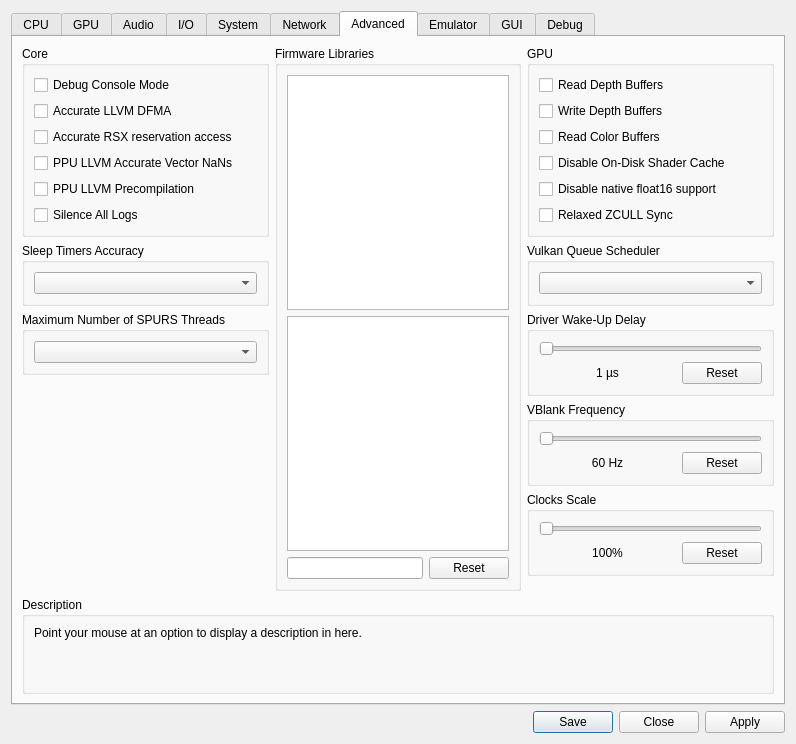
The window that rpcs3/rpcs3qt/settings_dialog.ui (RPCS3/rpcs3) describes before a commit, drawn with Qt 5.
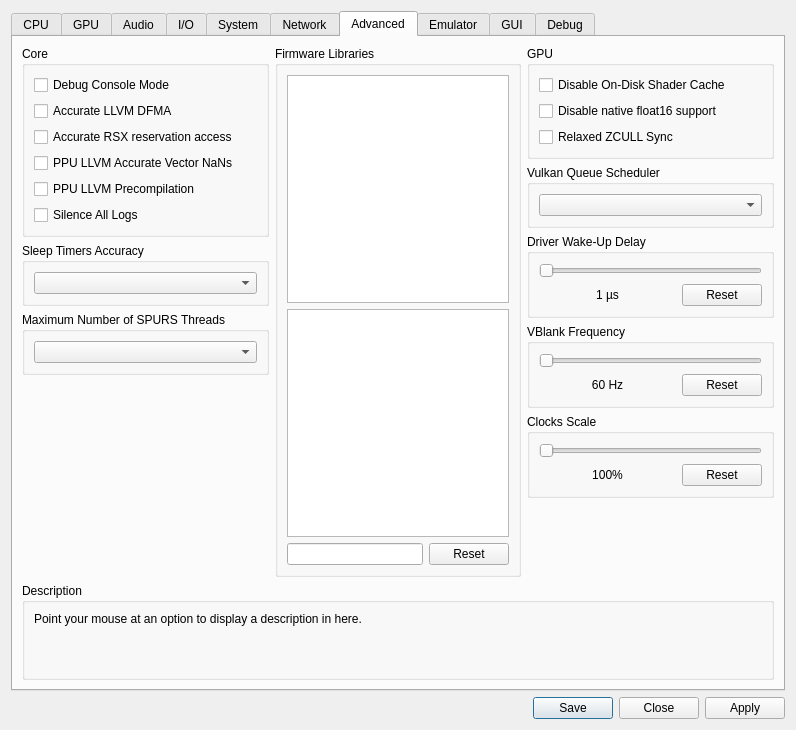
The same window after the commit. The open tabs and pages were chosen to show the change. Icons and pictures are not drawn.

The edit to the form file:
```diff
--- a/rpcs3/rpcs3qt/settings_dialog.ui
+++ b/rpcs3/rpcs3qt/settings_dialog.ui
@@ -2048,27 +2048,6 @@
               <string>GPU</string>
              </property>
              <layout class="QVBoxLayout" name="gb_advanced_gpu_layout">
-              <item>
-               <widget class="QCheckBox" name="readDepth">
-                <property name="text">
-                 <string>Read Depth Buffers</string>
-                </property>
-               </widget>
-              </item>
-              <item>
-               <widget class="QCheckBox" name="dumpDepth">
-                <property name="text">
-                 <string>Write Depth Buffers</string>
-                </property>
-               </widget>
-              </item>
-              <item>
-               <widget class="QCheckBox" name="readColor">
-                <property name="text">
-                 <string>Read Color Buffers</string>
-                </property>
-               </widget>
-              </item>
               <item>
                <widget class="QCheckBox" name="disableOnDiskShaderCache">
                 <property name="text">
```
Left out of the diff: 13 changed lines with no effect on the pictures.
